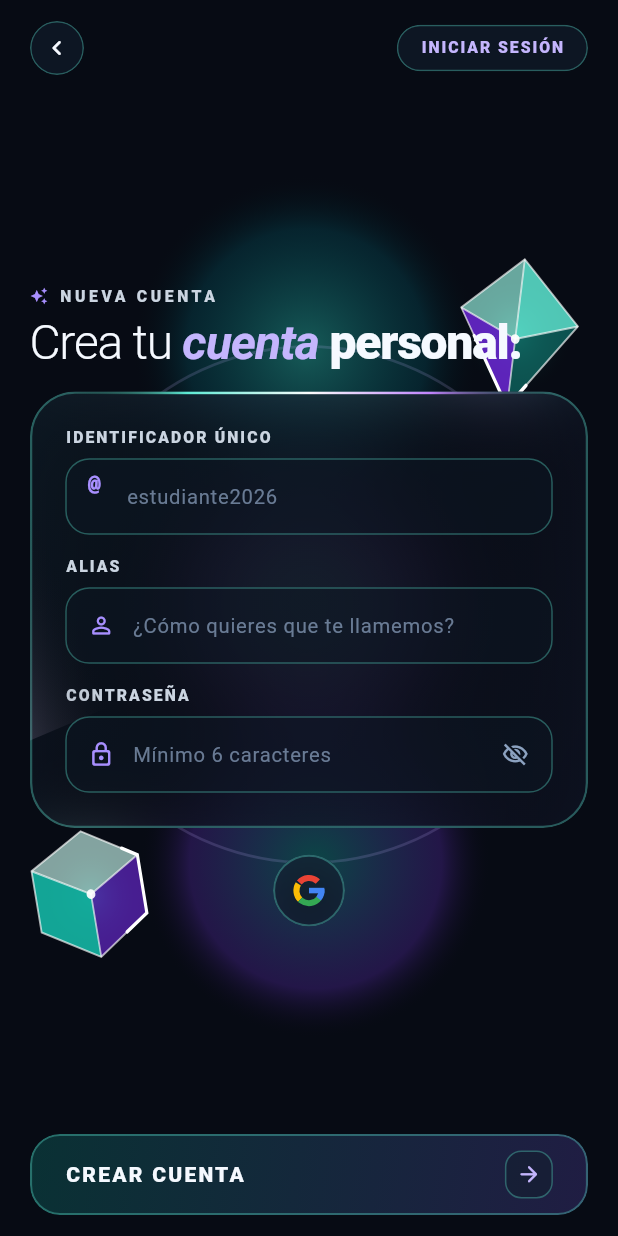
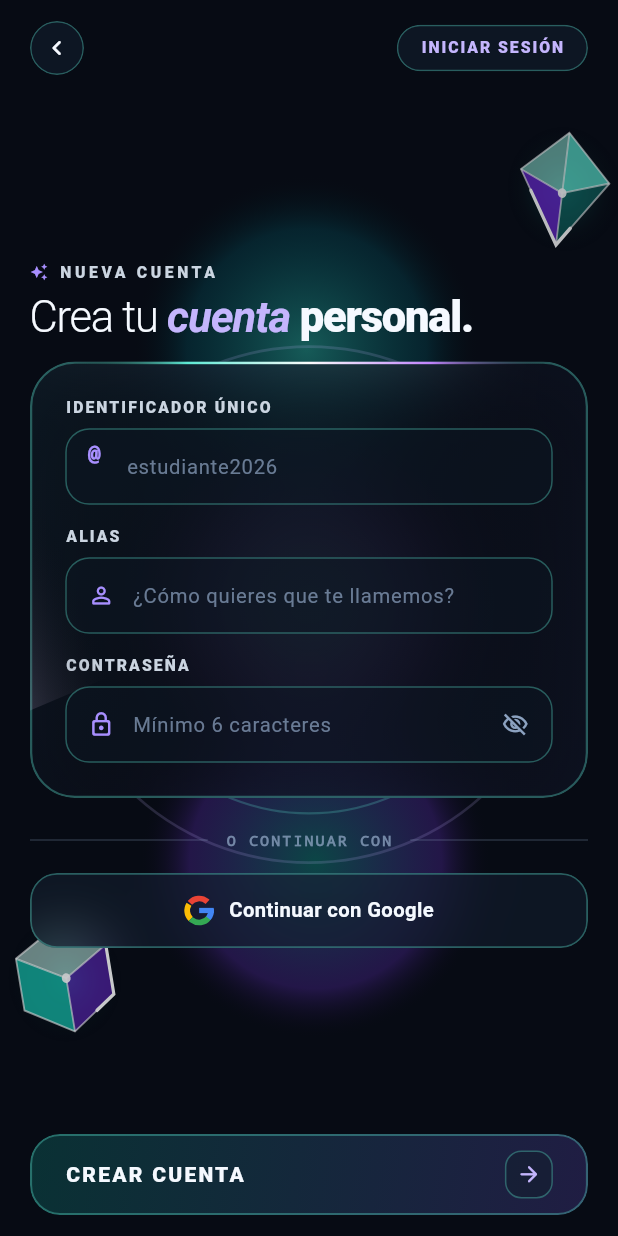
Before and after one commit to NestorHuaylla/PROYECTO_SOFTWARE, a Flutter app: the RegisterScreen screen opened directly, on a phone screen of 412 x 824 dp. Run offline on Flutter 3.47's test engine with Material 3 defaults, Android fonts, the phone set to English and light mode, and no system bars; our stand-ins replace flutter_svg.

Commit message:
ajuste de pantallas

```diff
--- a/app/lib/features/auth/presentation/screen/register_screen.dart
+++ b/app/lib/features/auth/presentation/screen/register_screen.dart
@@ -383,32 +383,39 @@ class _RegisterScreenState extends State<RegisterScreen>
                       ),
 
                       // CRISTAL 1 (Arriba-Derecha): Prisma Octaedro con Rotación 3D
+                                            // CRISTAL 1 (Arriba-Derecha): Prisma Octaedro en esquina superior
                       Align(
-                        alignment: const Alignment(0.84, -0.58),
-                        child: _build3DCrystalWrapper(
-                          angle: angleCrys,
-                          isUpper: true,
-                          glowColor: const Color(0xFF2DD4BF),
-                          child: CustomPaint(
-                            size: const Size(116, 116),
-                            painter: _OctahedronCrystal3DPainter(
-                              progress: tCrys,
+                        alignment: const Alignment(0.96, -0.82),
+                        child: Opacity(
+                          opacity: 0.72,
+                          child: _build3DCrystalWrapper(
+                            angle: angleCrys,
+                            isUpper: true,
+                            glowColor: const Color(0xFF2DD4BF),
+                            child: CustomPaint(
+                              size: const Size(88, 88),
+                              painter: _OctahedronCrystal3DPainter(
+                                progress: tCrys,
+                              ),
                             ),
                           ),
                         ),
                       ),
 
-                      // CRISTAL 2 (Abajo-Izquierda): Gema Hexagonal con Rotación 3D
+                      // CRISTAL 2 (Abajo-Izquierda): Gema Hexagonal en esquina inferior
                       Align(
-                        alignment: const Alignment(-0.86, 0.56),
-                        child: _build3DCrystalWrapper(
-                          angle: angleCrys,
-                          isUpper: false,
-                          glowColor: const Color(0xFF14B8A6),
-                          child: CustomPaint(
-                            size: const Size(106, 106),
-                            painter: _HexGemCrystal3DPainter(
-                              progress: (tCrys + 0.35) % 1.0,
+                        alignment: const Alignment(-0.92, 0.70),
+                        child: Opacity(
+                          opacity: 0.78,
+                          child: _build3DCrystalWrapper(
+                            angle: angleCrys,
+                            isUpper: false,
+                            glowColor: const Color(0xFF14B8A6),
+                            child: CustomPaint(
+                              size: const Size(90, 90),
+                              painter: _HexGemCrystal3DPainter(
+                                progress: (tCrys + 0.35) % 1.0,
+                              ),
                             ),
                           ),
                         ),
@@ -507,7 +514,7 @@ class _RegisterScreenState extends State<RegisterScreen>
                                       RichText(
                                         text: TextSpan(
                                           style: TextStyle(
-                                            fontSize: 32,
+                                            fontSize: 29,
                                             height: 1.12,
                                             letterSpacing: -0.8,
                                             color: textMain,
@@ -837,83 +844,103 @@ class _RegisterScreenState extends State<RegisterScreen>
                                               ),
                                             ),
                                           ),
+
                                         ],
                                       ),
                                     ),
                                   ),
                                 ),
 
-                                const SizedBox(height: 16),
-
-                                // CÍRCULO DE GOOGLE FUERA Y DEBAJO DEL CUADRO DE CRISTAL
-                                // (Solo logo oficial de Google, con respiración suave)
+                                                                const SizedBox(height: 20),
+
+                                // SEPARADOR + BOTÓN CÁPSULA DE GOOGLE
                                 _buildStaggeredEnter(
                                   intervalStart: 0.35,
                                   intervalEnd: 0.95,
-                                  child: Center(
-                                    child: AnimatedBuilder(
-                                      animation: _ambientController,
-                                      builder: (context, child) {
-                                        final dy = math.sin(
-                                              _ambientController.value *
-                                                  2 *
-                                                  math.pi *
-                                                  3,
-                                            ) *
-                                            2.5;
-                                        return Transform.translate(
-                                          offset: Offset(0, dy),
-                                          child: child,
-                                        );
-                                      },
-                                      child: GestureDetector(
+                                  child: Column(
+                                    children: [
+                                      Row(
+                                        children: [
+                                          Expanded(
+                                            child: Divider(
+                                              color: _alpha(textMuted, 0.25),
+                                              thickness: 1,
+                                            ),
+                                          ),
+                                          Padding(
+                                            padding: const EdgeInsets.symmetric(
+                                              horizontal: 12,
+                                            ),
+                                            child: Text(
+                                              'O CONTINUAR CON',
+                                              style: TextStyle(
+                                                fontFamily: 'monospace',
+                                                fontSize: 10,
+                                                fontWeight: FontWeight.w700,
+                                                letterSpacing: 1.4,
+                                                color: _alpha(textMuted, 0.78),
+                                              ),
+                                            ),
+                                          ),
+                                          Expanded(
+                                            child: Divider(
+                                              color: _alpha(textMuted, 0.25),
+                                              thickness: 1,
+                                            ),
+                                          ),
+                                        ],
+                                      ),
+                                      const SizedBox(height: 14),
+                                      GestureDetector(
                                         onTap: _isLoading
                                             ? null
                                             : _handleGoogleContinue,
-                                        child: ClipOval(
+                                        child: ClipRRect(
+                                          borderRadius:
+                                              BorderRadius.circular(18),
                                           child: BackdropFilter(
                                             filter: ImageFilter.blur(
                                               sigmaX: 18,
                                               sigmaY: 18,
                                             ),
                                             child: Container(
-                                              width: 48,
-                                              height: 48,
+                                              width: double.infinity,
+                                              height: 50,
                                               decoration: BoxDecoration(
-                                                shape: BoxShape.circle,
+                                                borderRadius:
+                                                    BorderRadius.circular(18),
                                                 color: pillGlassBg,
                                                 border: Border.all(
                                                   color: glassBorder,
-                                                  width: 1.4,
+                                                  width: 1.2,
                                                 ),
-                                                boxShadow: [
-                                                  BoxShadow(
-                                                    color: isDark
-                                                        ? _alpha(
-                                                            Colors.black,
-                                                            0.35,
-                                                          )
-                                                        : _alpha(
-                                                            const Color(
-                                                              0xFF047D8A,
-                                                            ),
-                                                            0.14,
-                                                          ),
-                                                    blurRadius: 18,
-                                                    offset: const Offset(0, 6),
+                                              ),
+                                              child: Row(
+                                                mainAxisAlignment:
+                                                    MainAxisAlignment.center,
+                                                children: [
+                                                  const CustomPaint(
+                                                    size: Size(20, 20),
+                                                    painter:
+                                                        _GoogleLogoPainter(),
+                                                  ),
+                                                  const SizedBox(width: 10),
+                                                  Text(
+                                                    'Continuar con Google',
+                                                    style: TextStyle(
+                                                      fontSize: 13.5,
+                                                      fontWeight:
+                                                          FontWeight.w700,
+                                                      color: textMain,
+                                                    ),
                                                   ),
                                                 ],
                                               ),
-                                              alignment: Alignment.center,
-                                              child: const CustomPaint(
-                                                size: Size(21, 21),
-                                                painter: _GoogleLogoPainter(),
-                                              ),
                                             ),
                                           ),
                                         ),
                                       ),
-                                    ),
+                                    ],
                                   ),
                                 ),
                               ],
--- a/app/lib/features/splash/presentation/screens/splash_screen.dart
+++ b/app/lib/features/splash/presentation/screens/splash_screen.dart
@@ -74,7 +74,8 @@ class _SplashScreenState extends State<SplashScreen>
 
     return Scaffold(
       backgroundColor: colors.bgMain,
-      body: AnimatedBuilder(
+      body: SizedBox.expand(
+        child: AnimatedBuilder(
         animation: Listenable.merge([_ambientController, _loadController]),
         builder: (context, _) {
           final t = _ambientController.value * 2 * math.pi;
@@ -291,6 +292,7 @@ class _SplashScreenState extends State<SplashScreen>
           );
         },
       ),
+      ),
     );
   }
 }
--- a/app/lib/features/welcome/presentation/screens/welcome_screen.dart
+++ b/app/lib/features/welcome/presentation/screens/welcome_screen.dart
@@ -1123,15 +1123,19 @@ class _WelcomeScreenState extends State<WelcomeScreen>
       onTap: _handleSelectTheme,
       child: Padding(
         padding: const EdgeInsets.only(top: 4),
+        child: FittedBox(
+          fit: BoxFit.scaleDown,
           child: Text(
             'Personalizar atmósfera visual · Aurora / Órbita / Prisma',
+            maxLines: 1,
             textAlign: TextAlign.center,
             style: TextStyle(
               fontFamily: 'monospace',
               fontSize: 10.5,
               fontWeight: FontWeight.w500,
-            letterSpacing: 0.6,
+              letterSpacing: 0.4,
               color: _alpha(colors.textMuted, 0.78),
+            ),
           ),
         ),
       ),
```
Lines whose indentation alone changed are shown as unchanged.
